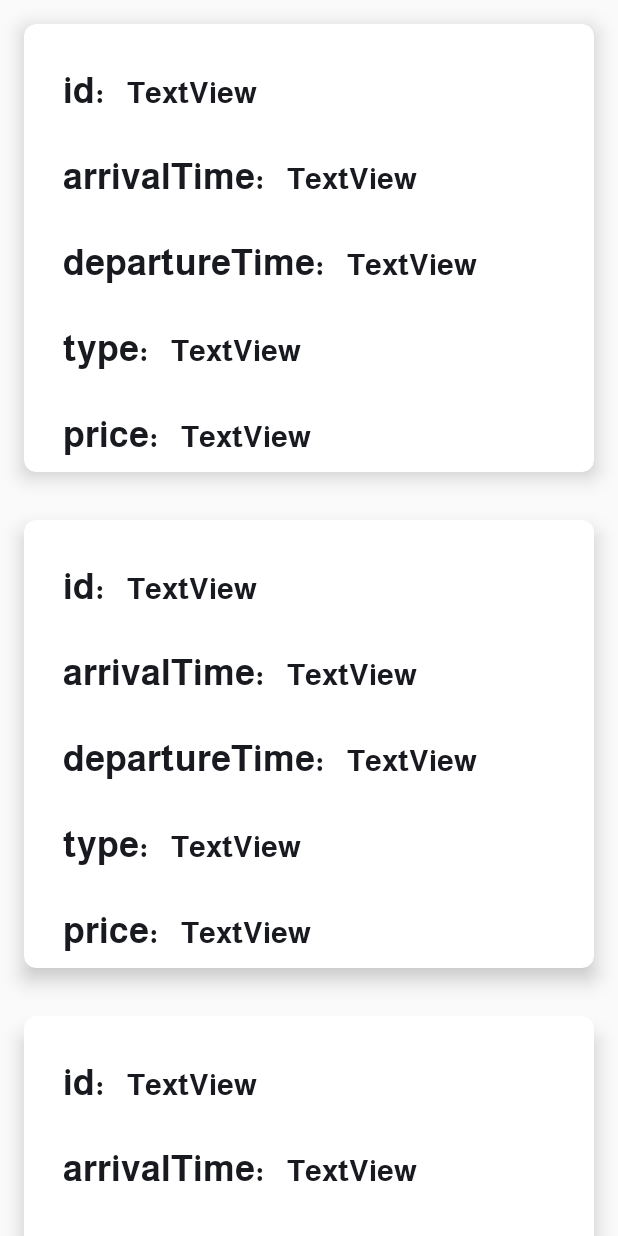
After one commit to itsosmx/MyTrainApp, an Android app: the layout activity_tickets_list.xml on its own in the app's theme, with its tools: preview values and no code run, on a phone screen of 412 x 824 dp. The commit adds this screen. Run offline under Robolectric (Android 15) with nearby library versions, the phone set to English and light mode, and no system bars.

Commit message:
ticket list

```diff
--- /dev/null
+++ b/app/src/main/res/layout/activity_tickets_list.xml
@@ -0,0 +1,15 @@
+<?xml version="1.0" encoding="utf-8"?>
+<RelativeLayout
+    xmlns:android="http://schemas.android.com/apk/res/android"
+    xmlns:app="http://schemas.android.com/apk/res-auto"
+    xmlns:tools="http://schemas.android.com/tools"
+    android:layout_width="match_parent"
+    android:layout_height="match_parent"
+    tools:context=".TicketsList">
+
+    <androidx.recyclerview.widget.RecyclerView
+        android:id="@+id/stationList"
+        android:layout_width="match_parent"
+        android:layout_height="match_parent"
+        tools:listitem="@layout/station_item" />
+</RelativeLayout>
--- /dev/null
+++ b/app/src/main/res/layout/station_item.xml
@@ -0,0 +1,192 @@
+<?xml version="1.0" encoding="utf-8"?>
+<androidx.cardview.widget.CardView xmlns:android="http://schemas.android.com/apk/res/android"
+    xmlns:app="http://schemas.android.com/apk/res-auto"
+    xmlns:tools="http://schemas.android.com/tools"
+    android:layout_width="match_parent"
+    android:layout_height="wrap_content"
+    app:cardElevation="8dp"
+    app:cardCornerRadius="8dp"
+    android:layout_margin="16dp"
+    >
+<LinearLayout
+    android:layout_width="wrap_content"
+    android:layout_height="wrap_content"
+    android:orientation="vertical"
+    android:layout_marginStart="16dp"
+    android:layout_marginVertical="6dp"
+
+    tools:ignore="MissingConstraints">
+
+    <LinearLayout
+        android:layout_width="wrap_content"
+        android:layout_height="wrap_content"
+        android:orientation="horizontal">
+
+        <TextView
+            android:layout_width="wrap_content"
+            android:layout_height="wrap_content"
+            android:layout_marginLeft="10dp"
+            android:layout_marginTop="20dp"
+            android:text="id: "
+            android:textSize="24sp"
+            android:textStyle="bold"
+            app:layout_constraintStart_toStartOf="parent"
+            app:layout_constraintTop_toTopOf="parent"
+            tools:ignore="MissingConstraints" />
+
+        <TextView
+            android:id="@+id/tv_id_item"
+            android:layout_width="wrap_content"
+            android:layout_height="wrap_content"
+            android:layout_marginLeft="10dp"
+            android:layout_marginTop="20dp"
+            android:text="TextView"
+            android:textSize="20sp"
+            android:textStyle="bold"
+            app:layout_constraintStart_toStartOf="parent"
+            app:layout_constraintTop_toTopOf="parent"
+            tools:ignore="MissingConstraints" />
+
+
+    </LinearLayout>
+
+    <LinearLayout
+        android:layout_width="wrap_content"
+        android:layout_height="wrap_content"
+        android:orientation="horizontal">
+
+        <TextView
+            android:layout_width="wrap_content"
+            android:layout_height="wrap_content"
+            android:layout_marginLeft="10dp"
+            android:layout_marginTop="20dp"
+            android:text="arrivalTime: "
+            android:textSize="24sp"
+            android:textStyle="bold"
+            app:layout_constraintStart_toStartOf="parent"
+            app:layout_constraintTop_toTopOf="parent"
+            tools:ignore="MissingConstraints" />
+
+        <TextView
+            android:id="@+id/tv_arrivalTime_item"
+            android:layout_width="wrap_content"
+            android:layout_height="wrap_content"
+            android:layout_marginLeft="10dp"
+            android:layout_marginTop="20dp"
+            android:text="TextView"
+            android:textSize="20sp"
+            android:textStyle="bold"
+            app:layout_constraintStart_toStartOf="parent"
+            app:layout_constraintTop_toTopOf="parent"
+            tools:ignore="MissingConstraints" />
+
+
+    </LinearLayout>
+
+    <LinearLayout
+        android:layout_width="wrap_content"
+        android:layout_height="wrap_content"
+        android:orientation="horizontal"
+        >
+        <TextView
+            android:layout_width="wrap_content"
+            android:layout_height="wrap_content"
+            android:layout_marginTop="20dp"
+            android:text="departureTime: "
+            android:textSize="24sp"
+            android:textStyle="bold"
+            android:layout_marginLeft="10dp"
+            app:layout_constraintStart_toStartOf="parent"
+            app:layout_constraintTop_toTopOf="parent"
+            tools:ignore="MissingConstraints" />
+        <TextView
+            android:id="@+id/tv_departureTime_item"
+            android:layout_width="wrap_content"
+            android:layout_height="wrap_content"
+            android:layout_marginTop="20dp"
+            android:text="TextView"
+            android:textSize="20sp"
+            android:textStyle="bold"
+            android:layout_marginLeft="10dp"
+            app:layout_constraintStart_toStartOf="parent"
+            app:layout_constraintTop_toTopOf="parent"
+            tools:ignore="MissingConstraints" />
+
+
+
+
+    </LinearLayout>
+
+    <LinearLayout
+        android:layout_width="wrap_content"
+        android:layout_height="wrap_content"
+        android:orientation="horizontal">
+
+        <TextView
+            android:layout_width="wrap_content"
+            android:layout_height="wrap_content"
+            android:layout_marginLeft="10dp"
+            android:layout_marginTop="20dp"
+            android:text="type: "
+            android:textSize="24sp"
+            android:textStyle="bold"
+            app:layout_constraintStart_toStartOf="parent"
+            app:layout_constraintTop_toTopOf="parent"
+            tools:ignore="MissingConstraints" />
+
+        <TextView
+            android:id="@+id/type_item"
+            android:layout_width="wrap_content"
+            android:layout_height="wrap_content"
+            android:layout_marginLeft="10dp"
+            android:layout_marginTop="20dp"
+            android:text="TextView"
+            android:textSize="20sp"
+            android:textStyle="bold"
+            app:layout_constraintStart_toStartOf="parent"
+            app:layout_constraintTop_toTopOf="parent"
+            tools:ignore="MissingConstraints" />
+
+
+    </LinearLayout>
+
+    <LinearLayout
+        android:layout_width="wrap_content"
+        android:layout_height="wrap_content"
+        android:orientation="horizontal">
+
+        <TextView
+            android:layout_width="wrap_content"
+            android:layout_height="wrap_content"
+            android:layout_marginLeft="10dp"
+            android:layout_marginTop="20dp"
+            android:text="price: "
+            android:textSize="24sp"
+            android:textStyle="bold"
+            app:layout_constraintStart_toStartOf="parent"
+            app:layout_constraintTop_toTopOf="parent"
+            tools:ignore="MissingConstraints" />
+
+        <TextView
+            android:id="@+id/tv_price_item"
+            android:layout_width="wrap_content"
+            android:layout_height="wrap_content"
+            android:layout_marginLeft="10dp"
+            android:layout_marginTop="20dp"
+            android:text="TextView"
+            android:textSize="20sp"
+            android:textStyle="bold"
+            app:layout_constraintStart_toStartOf="parent"
+            app:layout_constraintTop_toTopOf="parent"
+            tools:ignore="MissingConstraints" />
+
+
+    </LinearLayout>
+
+
+</LinearLayout>
+
+
+
+
+</androidx.cardview.widget.CardView>
```
Also changed, not shown: app/src/main/AndroidManifest.xml (+25 -27 lines), app/src/main/java/mytrain/bluestars/me/TicketsList.kt (added, +49 -0 lines), app/src/main/java/mytrain/bluestars/me/adapters/StationAdapter.kt (added, +46 -0 lines), app/src/main/java/mytrain/bluestars/me/data/StationData.kt (added, +14 -0 lines), app/src/main/java/mytrain/bluestars/me/payment/TicketInfo.kt (+11 -19 lines), app/src/main/res/layout/activity_buy_ticket.xml (+4 -4 lines), app/src/main/res/layout/activity_ticket_info.xml (+5 -6 lines).
